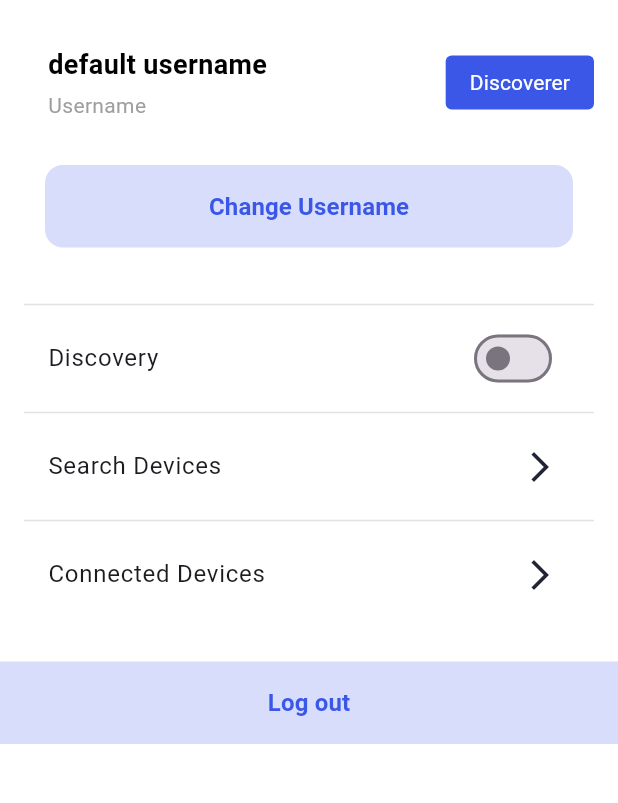
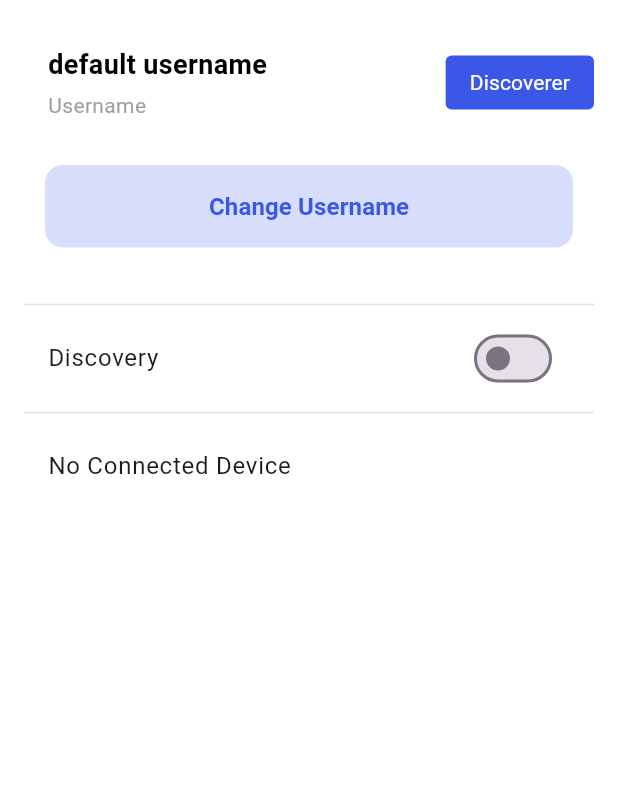
Before and after one commit to IgVelasco/nearby_cross, a Flutter app: the MainScreen screen opened directly, on a phone screen of 412 x 824 dp, the part 84-887 px from its top. Run offline on Flutter 3.47's test engine with Material 3 defaults, Android fonts, the phone set to English and light mode, and no system bars; our stand-ins replace permission_handler, plugin_platform_interface; missing offline and left inert: dart:ffi.

Commit message:
feat(flutter):

```diff
--- a/example/lib/models/app_model.dart
+++ b/example/lib/models/app_model.dart
@@ -7,26 +7,32 @@ typedef Item = HashMap<String, String>;
 class AppModel extends ChangeNotifier {
   /// Internal, private state of the cart.
   bool _isDiscovering = false;
+  bool _connected = false;
+
   String _username = 'default username';
-  final List<Item> _items = [
+  Item _connectedAdvertiser = HashMap();
+
+  final List<Item> _advertisers = [
     HashMap.from({"username": "Ric", "endpointId": "aX09"}),
     HashMap.from({"username": "NICS", "endpointId": "B2FF"}),
   ];
 
   bool get isDiscovering => _isDiscovering;
+  bool get connected => _connected;
+  Item get connectedAdvertiser => _connectedAdvertiser;
   String get username => _username;
 
-  UnmodifiableListView<Item> get items => UnmodifiableListView(_items);
+  UnmodifiableListView<Item> get items => UnmodifiableListView(_advertisers);
 
-  int get totalAmount => _items.length;
+  int get totalAmount => _advertisers.length;
 
   void add(Item item) {
-    _items.add(item);
+    _advertisers.add(item);
     notifyListeners();
   }
 
   void removeAll() {
-    _items.clear();
+    _advertisers.clear();
     notifyListeners();
   }
 
@@ -37,7 +43,17 @@ class AppModel extends ChangeNotifier {
 
   void connectToAdvertiser(String endpointId) {
     print("Connecting to advertiser $endpointId");
+    _connectedAdvertiser =
+        HashMap.from({"endpointId": endpointId, "name": "ADVERTISER #1"});
+    _connected = true;
     // _username = newUsername;
+    notifyListeners();
+  }
+
+  void disconnect() {
+    _connectedAdvertiser = HashMap();
+    _connected = false;
+    print("Disconnected!");
     notifyListeners();
   }
 
--- a/example/lib/screens/main_screen.dart
+++ b/example/lib/screens/main_screen.dart
@@ -1,5 +1,6 @@
 import 'package:flutter/material.dart';
 import 'package:nearby_cross_example/models/app_model.dart';
+import 'package:nearby_cross_example/screens/advertiser_comunication_screen.dart';
 import 'package:nearby_cross_example/screens/advertising_list.dart';
 import 'package:nearby_cross_example/widgets/input_dialog.dart';
 import 'package:nearby_cross_example/widgets/nc_appBar.dart';
@@ -149,6 +150,9 @@ class MainScreen extends StatelessWidget {
                   indent: 0,
                   endIndent: 0,
                 ),
+                Consumer<AppModel>(
+                    builder: (context, app, child) => app.isDiscovering
+                        ? Wrap(children: [
                             ListTile(
                               onTap: () {
                                 Navigator.of(context).push(MaterialPageRoute(
@@ -168,18 +172,40 @@ class MainScreen extends StatelessWidget {
                               indent: 0,
                               endIndent: 0,
                             ),
-                const ListTile(
+                          ])
+                        : Container()),
+                Consumer<AppModel>(
+                    builder: (context, app, child) => app.connected
+                        ? ListTile(
+                            tileColor: const Color(0x1fffffff),
+                            title: Text(
+                              "Connected: Username ${app.connectedAdvertiser["name"]}",
+                            ),
+                            onTap: () {
+                              Navigator.of(context).push(MaterialPageRoute(
+                                builder: (context) =>
+                                    AdvertiserComunicationScreen(
+                                        app.connectedAdvertiser),
+                              ));
+                            },
+                            trailing: const Icon(Icons.arrow_forward_ios,
+                                color: Color(0xff212435), size: 24),
+                          )
+                        : const ListTile(
                             tileColor: Color(0x1fffffff),
                             title: Text(
-                    "Connected Devices",
+                              "No Connected Device",
                             ),
-                  trailing: Icon(Icons.arrow_forward_ios,
-                      color: Color(0xff212435), size: 24),
-                ),
+                          ))
               ],
             ),
-            MaterialButton(
-              onPressed: () {},
+            Consumer<AppModel>(
+                builder: (context, app, child) => app.connected
+                    ? MaterialButton(
+                        onPressed: () {
+                          Provider.of<AppModel>(context, listen: false)
+                              .disconnect();
+                        },
                         color: const Color(0x343a57e8),
                         elevation: 0,
                         shape: const RoundedRectangleBorder(
@@ -190,14 +216,15 @@ class MainScreen extends StatelessWidget {
                         height: 40,
                         minWidth: MediaQuery.of(context).size.width,
                         child: const Text(
-                "Log out",
+                          "Disconnect",
                           style: TextStyle(
                             fontSize: 16,
                             fontWeight: FontWeight.w700,
                             fontStyle: FontStyle.normal,
                           ),
                         ),
-            ),
+                      )
+                    : Container())
           ],
         ),
       ),
--- a/example/lib/widgets/nc_appBar.dart
+++ b/example/lib/widgets/nc_appBar.dart
@@ -10,7 +10,7 @@ class NCAppBar extends StatelessWidget implements PreferredSizeWidget {
     return AppBar(
       elevation: 4,
       centerTitle: true,
-      // automaticallyImplyLeading: false,
+      automaticallyImplyLeading: true,
       backgroundColor: Colors.blue,
       shape: const RoundedRectangleBorder(
         borderRadius: BorderRadius.zero,
```
Also changed, not shown: example/lib/screens/advertiser_comunication_screen.dart (added, +170 -0 lines), example/lib/screens/advertising_list copy.dart (added, +58 -0 lines). Lines whose indentation alone changed are shown as unchanged.
